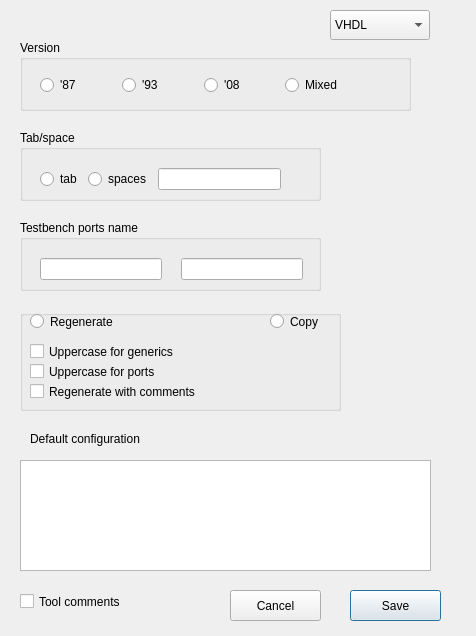
DRubioG/HDLHelper, file src/UI/UIs/Testbench_generator_config_UI.ui: the form before one commit.
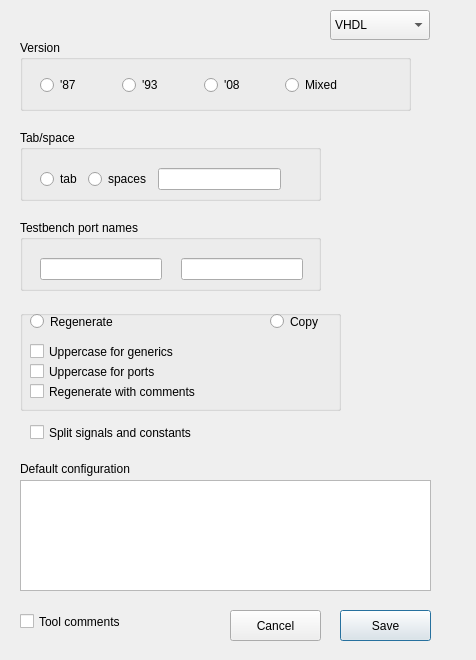
The form after the commit.

The edit to the form file:
```diff
--- a/src/UI/UIs/Testbench_generator_config_UI.ui
+++ b/src/UI/UIs/Testbench_generator_config_UI.ui
@@ -7,7 +7,7 @@
     <x>0</x>
     <y>0</y>
     <width>476</width>
-    <height>636</height>
+    <height>660</height>
    </rect>
   </property>
   <property name="sizePolicy">
@@ -144,7 +144,7 @@
     </rect>
    </property>
    <property name="title">
-    <string>Testbench ports name</string>
+    <string>Testbench port names</string>
    </property>
    <widget class="QWidget" name="horizontalLayoutWidget_3">
     <property name="geometry">
@@ -179,8 +179,8 @@
   <widget class="QPushButton" name="pushButton_save">
    <property name="geometry">
     <rect>
-     <x>350</x>
-     <y>590</y>
+     <x>340</x>
+     <y>610</y>
      <width>91</width>
      <height>31</height>
     </rect>
@@ -193,7 +193,7 @@
    <property name="geometry">
     <rect>
      <x>230</x>
-     <y>590</y>
+     <y>610</y>
      <width>91</width>
      <height>31</height>
     </rect>
@@ -206,7 +206,7 @@
    <property name="geometry">
     <rect>
      <x>20</x>
-     <y>460</y>
+     <y>480</y>
      <width>411</width>
      <height>111</height>
     </rect>
@@ -215,8 +215,8 @@
   <widget class="QLabel" name="label_2">
    <property name="geometry">
     <rect>
-     <x>30</x>
-     <y>430</y>
+     <x>20</x>
+     <y>460</y>
      <width>211</width>
      <height>17</height>
     </rect>
@@ -327,7 +327,7 @@
    <property name="geometry">
     <rect>
      <x>20</x>
-     <y>590</y>
+     <y>610</y>
      <width>181</width>
      <height>23</height>
     </rect>
@@ -336,6 +336,19 @@
     <string>Tool comments</string>
    </property>
   </widget>
+  <widget class="QCheckBox" name="checkBox_signal_constant">
+   <property name="geometry">
+    <rect>
+     <x>30</x>
+     <y>420</y>
+     <width>241</width>
+     <height>25</height>
+    </rect>
+   </property>
+   <property name="text">
+    <string>Split signals and constants</string>
+   </property>
+  </widget>
   <zorder>groupBox</zorder>
   <zorder>groupBox_version</zorder>
   <zorder>groupBox_tab_space</zorder>
```
Left out of the diff: 1 changed line with no effect on the pictures.
